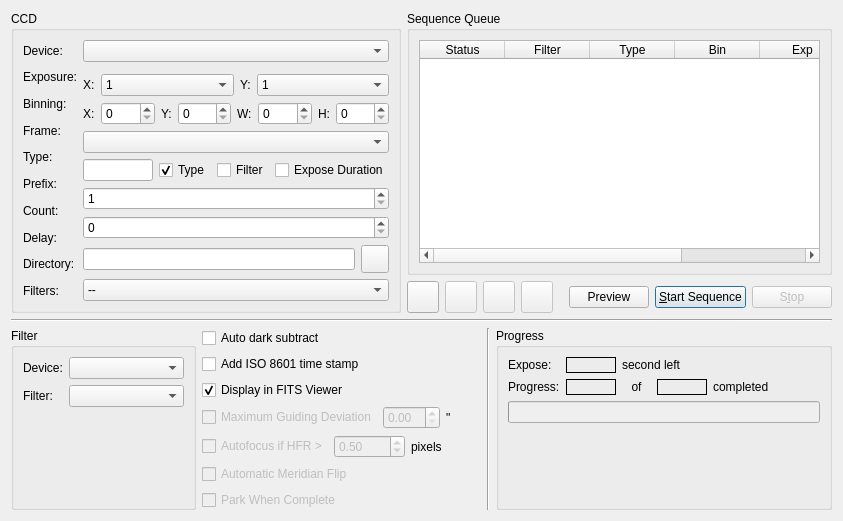
This is kstars/ekos/capture.ui in KDE/kstars as Qt 5 draws it before an edit. The edited form follows.
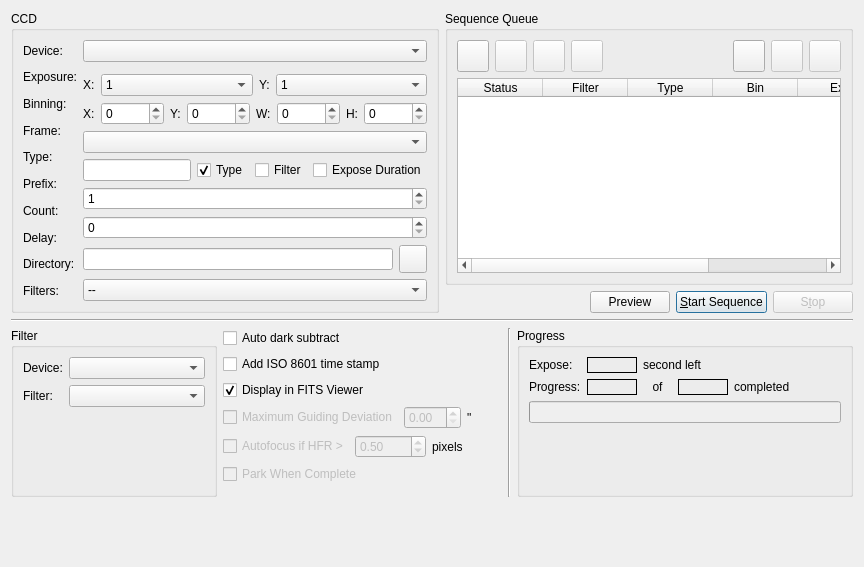
This is the edited form. Custom widgets are drawn as their Qt base class.

Commit message: Started work on saving sequence queue lists

```diff
--- a/kstars/ekos/capture.ui
+++ b/kstars/ekos/capture.ui
@@ -6,14 +6,12 @@
    <rect>
     <x>0</x>
     <y>0</y>
-    <width>843</width>
-    <height>520</height>
+    <width>864</width>
+    <height>567</height>
    </rect>
   </property>
-  <layout class="QVBoxLayout" name="verticalLayout_3">
-   <item>
-    <layout class="QHBoxLayout" name="horizontalLayout_14">
-     <item>
+  <layout class="QGridLayout" name="gridLayout">
+   <item row="0" column="0">
       <layout class="QHBoxLayout" name="horizontalLayout_5" stretch="0">
        <property name="sizeConstraint">
         <enum>QLayout::SetDefaultConstraint</enum>
@@ -491,8 +489,8 @@
        </item>
       </layout>
      </item>
-     <item>
-      <layout class="QVBoxLayout" name="verticalLayout_10">
+   <item row="0" column="1">
+    <layout class="QVBoxLayout" name="verticalLayout_3">
        <item>
         <widget class="QGroupBox" name="groupBox">
          <property name="sizePolicy">
@@ -505,6 +503,171 @@
           <string>Sequence Queue</string>
          </property>
          <layout class="QVBoxLayout" name="verticalLayout_8">
+        <item>
+         <layout class="QHBoxLayout" name="horizontalLayout_14">
+          <item>
+           <widget class="QPushButton" name="addToQueueB">
+            <property name="minimumSize">
+             <size>
+              <width>32</width>
+              <height>32</height>
+             </size>
+            </property>
+            <property name="maximumSize">
+             <size>
+              <width>32</width>
+              <height>32</height>
+             </size>
+            </property>
+            <property name="text">
+             <string/>
+            </property>
+           </widget>
+          </item>
+          <item>
+           <widget class="QPushButton" name="removeFromQueueB">
+            <property name="enabled">
+             <bool>false</bool>
+            </property>
+            <property name="minimumSize">
+             <size>
+              <width>32</width>
+              <height>32</height>
+             </size>
+            </property>
+            <property name="maximumSize">
+             <size>
+              <width>32</width>
+              <height>32</height>
+             </size>
+            </property>
+            <property name="text">
+             <string/>
+            </property>
+           </widget>
+          </item>
+          <item>
+           <widget class="QPushButton" name="queueUpB">
+            <property name="enabled">
+             <bool>false</bool>
+            </property>
+            <property name="minimumSize">
+             <size>
+              <width>32</width>
+              <height>32</height>
+             </size>
+            </property>
+            <property name="maximumSize">
+             <size>
+              <width>32</width>
+              <height>32</height>
+             </size>
+            </property>
+            <property name="text">
+             <string/>
+            </property>
+           </widget>
+          </item>
+          <item>
+           <widget class="QPushButton" name="queueDownB">
+            <property name="enabled">
+             <bool>false</bool>
+            </property>
+            <property name="minimumSize">
+             <size>
+              <width>32</width>
+              <height>32</height>
+             </size>
+            </property>
+            <property name="maximumSize">
+             <size>
+              <width>32</width>
+              <height>32</height>
+             </size>
+            </property>
+            <property name="text">
+             <string/>
+            </property>
+           </widget>
+          </item>
+          <item>
+           <spacer name="horizontalSpacer">
+            <property name="orientation">
+             <enum>Qt::Horizontal</enum>
+            </property>
+            <property name="sizeHint" stdset="0">
+             <size>
+              <width>40</width>
+              <height>20</height>
+             </size>
+            </property>
+           </spacer>
+          </item>
+          <item>
+           <widget class="QPushButton" name="queueLoadB">
+            <property name="minimumSize">
+             <size>
+              <width>32</width>
+              <height>32</height>
+             </size>
+            </property>
+            <property name="maximumSize">
+             <size>
+              <width>32</width>
+              <height>32</height>
+             </size>
+            </property>
+            <property name="text">
+             <string/>
+            </property>
+           </widget>
+          </item>
+          <item>
+           <widget class="QPushButton" name="queueSaveB">
+            <property name="enabled">
+             <bool>false</bool>
+            </property>
+            <property name="minimumSize">
+             <size>
+              <width>32</width>
+              <height>32</height>
+             </size>
+            </property>
+            <property name="maximumSize">
+             <size>
+              <width>32</width>
+              <height>32</height>
+             </size>
+            </property>
+            <property name="text">
+             <string/>
+            </property>
+           </widget>
+          </item>
+          <item>
+           <widget class="QPushButton" name="queueSaveAsB">
+            <property name="enabled">
+             <bool>false</bool>
+            </property>
+            <property name="minimumSize">
+             <size>
+              <width>32</width>
+              <height>32</height>
+             </size>
+            </property>
+            <property name="maximumSize">
+             <size>
+              <width>32</width>
+              <height>32</height>
+             </size>
+            </property>
+            <property name="text">
+             <string/>
+            </property>
+           </widget>
+          </item>
+         </layout>
+        </item>
           <item>
            <widget class="QTableWidget" name="queueTable">
             <property name="sizePolicy">
@@ -559,91 +722,6 @@
        </item>
        <item>
         <layout class="QHBoxLayout" name="horizontalLayout_7">
-         <item>
-          <widget class="QPushButton" name="addToQueueB">
-           <property name="minimumSize">
-            <size>
-             <width>32</width>
-             <height>32</height>
-            </size>
-           </property>
-           <property name="maximumSize">
-            <size>
-             <width>32</width>
-             <height>32</height>
-            </size>
-           </property>
-           <property name="text">
-            <string/>
-           </property>
-          </widget>
-         </item>
-         <item>
-          <widget class="QPushButton" name="removeFromQueueB">
-           <property name="enabled">
-            <bool>false</bool>
-           </property>
-           <property name="minimumSize">
-            <size>
-             <width>32</width>
-             <height>32</height>
-            </size>
-           </property>
-           <property name="maximumSize">
-            <size>
-             <width>32</width>
-             <height>32</height>
-            </size>
-           </property>
-           <property name="text">
-            <string/>
-           </property>
-          </widget>
-         </item>
-         <item>
-          <widget class="QPushButton" name="queueUpB">
-           <property name="enabled">
-            <bool>false</bool>
-           </property>
-           <property name="minimumSize">
-            <size>
-             <width>32</width>
-             <height>32</height>
-            </size>
-           </property>
-           <property name="maximumSize">
-            <size>
-             <width>32</width>
-             <height>32</height>
-            </size>
-           </property>
-           <property name="text">
-            <string/>
-           </property>
-          </widget>
-         </item>
-         <item>
-          <widget class="QPushButton" name="queueDownB">
-           <property name="enabled">
-            <bool>false</bool>
-           </property>
-           <property name="minimumSize">
-            <size>
-             <width>32</width>
-             <height>32</height>
-            </size>
-           </property>
-           <property name="maximumSize">
-            <size>
-             <width>32</width>
-             <height>32</height>
-            </size>
-           </property>
-           <property name="text">
-            <string/>
-           </property>
-          </widget>
-         </item>
          <item>
           <spacer name="buttonSpacer">
            <property name="orientation">
@@ -654,7 +732,7 @@
            </property>
            <property name="sizeHint" stdset="0">
             <size>
-             <width>48</width>
+           <width>18</width>
              <height>21</height>
             </size>
            </property>
@@ -706,16 +784,14 @@
        </item>
       </layout>
      </item>
-    </layout>
-   </item>
-   <item>
+   <item row="1" column="0" colspan="2">
     <widget class="Line" name="line">
      <property name="orientation">
       <enum>Qt::Horizontal</enum>
      </property>
     </widget>
    </item>
-   <item>
+   <item row="2" column="0" colspan="2">
     <layout class="QHBoxLayout" name="horizontalLayout_13">
      <item>
       <widget class="QGroupBox" name="setupGroup">
@@ -925,16 +1001,6 @@
          </item>
         </layout>
        </item>
-       <item>
-        <widget class="QCheckBox" name="meridianCheck">
-         <property name="enabled">
-          <bool>false</bool>
-         </property>
-         <property name="text">
-          <string>Automatic Meridian Flip</string>
-         </property>
-        </widget>
-       </item>
        <item>
         <widget class="QCheckBox" name="parkCheck">
          <property name="enabled">
@@ -1133,7 +1199,7 @@
      </item>
     </layout>
    </item>
-   <item>
+   <item row="3" column="0" colspan="2">
     <spacer name="verticalSpacer12">
      <property name="orientation">
       <enum>Qt::Vertical</enum>
```
Lines whose indentation alone changed are shown as unchanged. The commit also changes 2 other files.
